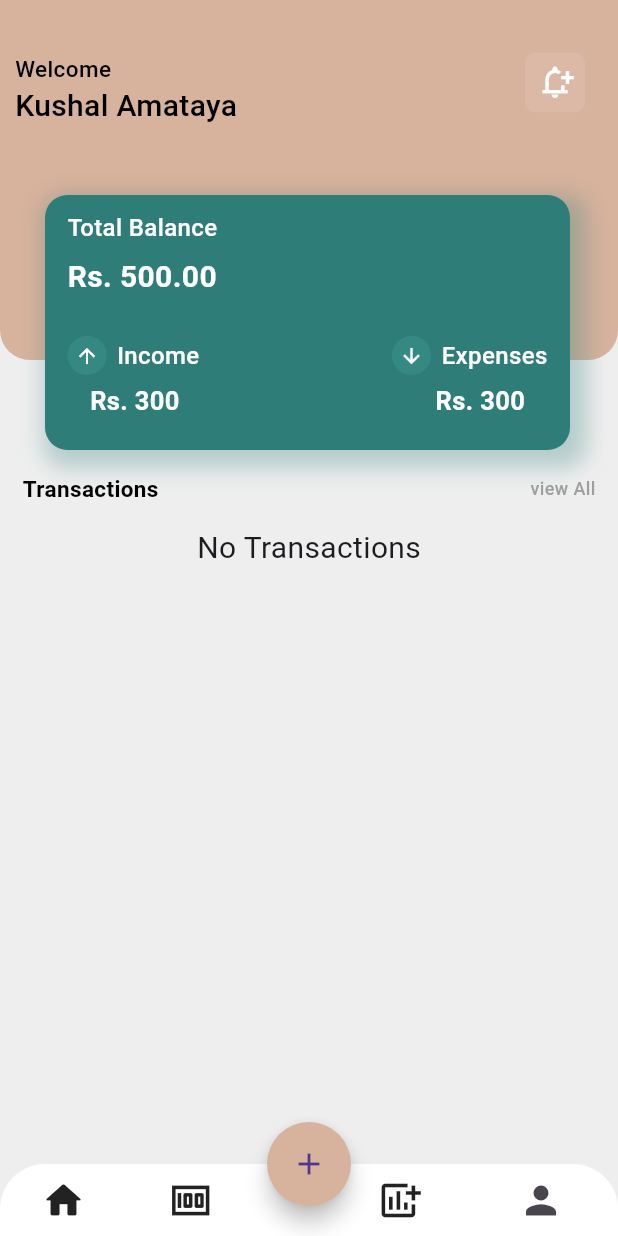
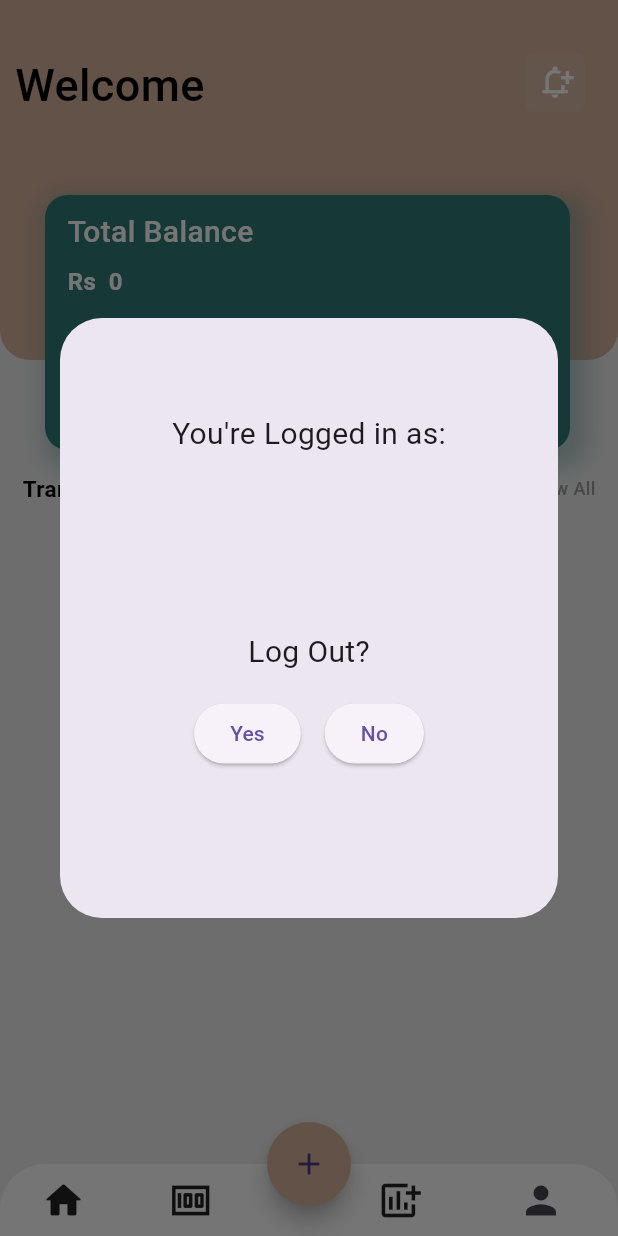
Before and after one commit to KushalAmatya/Finance_Tracker, a Flutter app: the Home screen opened directly, after a tap on the "person" icon, on a phone screen of 412 x 824 dp. Run offline on Flutter 3.47's test engine with Material 3 defaults, Android fonts, the phone set to English and light mode, and no system bars; our stand-ins replace animate_do, cloud_firestore, firebase_auth, firebase_core, toastification; missing offline and left inert: dart:js_interop; accounts and stored records are empty.

Commit message:
Sort by amount and date done, Total balance done

```diff
--- a/lib/Home.dart
+++ b/lib/Home.dart
@@ -11,99 +11,139 @@ import 'package:flutter/material.dart';
 import 'package:flutter/widgets.dart';
 import 'package:intl/intl.dart';
 
-class Home extends StatelessWidget {
+class Home extends StatefulWidget {
   Home({super.key});
 
+  @override
+  State<Home> createState() => _HomeState();
+}
+
+class _HomeState extends State<Home> {
   final user = FirebaseAuth.instance.currentUser!;
+  int totalIncome = 0;
+  int totalExpense = 0;
+  int flag = 0;
+  bool sortby = true;
   final DatabaseService _dbservice = DatabaseService();
+  initState() {
+    super.initState();
+    totalIncome = 0;
+    totalExpense = 0;
+    // Call a method to calculate totals when the widget initializes
+    calculateTotals();
+  }
 
+  // Method to calculate totalIncome and totalExpense
+  void calculateTotals() async {
+    // Get the transactions
+    QuerySnapshot transactions = await _dbservice.getTransactions().first;
+
+    // Loop through the transactions
+    for (var transaction in transactions.docs) {
+      Transactions t = transaction.data() as Transactions;
+
+      // Check if the transaction belongs to the current user
+      if (t.uid == user.uid) {
+        if (t.type == "Income") {
+          totalIncome += t.amount;
+        } else {
+          totalExpense += t.amount;
+        }
+      }
+
+      // Update the state to reflect changes
+      setState(() {});
+    }
+  }
+
+  // int calcIncome(){
   void signUserOut() {
     FirebaseAuth.instance.signOut();
   }
 
-  // void logOut(BuildContext context) {
-  //   showDialog(
-  //       // Remove the 'context' argument
-  //       context: context,
-  //       builder: (context) {
-  //         return Dialog(
-  //           child: Container(
-  //             height: 400,
-  //             width: 350,
-  //             child: Column(
-  //               children: [
-  //                 Expanded(
-  //                   child: Row(
-  //                     mainAxisAlignment: MainAxisAlignment.center,
-  //                     children: [
-  //                       Column(
-  //                           mainAxisAlignment: MainAxisAlignment.center,
-  //                           children: [
-  //                             Padding(
-  //                               padding: const EdgeInsets.all(8.0),
-  //                               child: Text(
-  //                                 "You're Logged in as:",
-  //                                 style: TextStyle(fontSize: 20),
-  //                               ),
-  //                             ),
-  //                             Padding(
-  //                               padding: const EdgeInsets.all(8.0),
-  //                               child: Text(
-  //                                 user.email!,
-  //                                 style: TextStyle(fontSize: 20),
-  //                               ),
-  //                             ),
-  //                           ])
-  //                     ],
-  //                   ),
-  //                 ),
-  //                 Expanded(
-  //                   child: Row(
-  //                     mainAxisAlignment: MainAxisAlignment.center,
-  //                     children: [
-  //                       Column(
-  //                         children: [
-  //                           Padding(
-  //                             padding: const EdgeInsets.all(8.0),
-  //                             child: Text(
-  //                               "Log Out?",
-  //                               style: TextStyle(fontSize: 20),
-  //                             ),
-  //                           ),
-  //                           Row(
-  //                             children: [
-  //                               Padding(
-  //                                 padding: const EdgeInsets.all(8.0),
-  //                                 child: ElevatedButton(
-  //                                   onPressed: () {
-  //                                     signUserOut();
-  //                                     Navigator.pop(context);
-  //                                   },
-  //                                   child: Text("Yes"),
-  //                                 ),
-  //                               ),
-  //                               Padding(
-  //                                 padding: const EdgeInsets.all(8.0),
-  //                                 child: ElevatedButton(
-  //                                   onPressed: () {
-  //                                     Navigator.pop(context);
-  //                                   },
-  //                                   child: Text("No"),
-  //                                 ),
-  //                               ),
-  //                             ],
-  //                           ),
-  //                         ],
-  //                       ),
-  //                     ],
-  //                   ),
-  //                 ),
-  //               ],
-  //             ),
-  //           ),
-  //         );
-  //       });
-  // }
+  void logOut(BuildContext context) {
+    showDialog(
+        // Remove the 'context' argument
+        context: context,
+        builder: (context) {
+          return Dialog(
+            child: Container(
+              height: 400,
+              width: 350,
+              child: Column(
+                children: [
+                  Expanded(
+                    child: Row(
+                      mainAxisAlignment: MainAxisAlignment.center,
+                      children: [
+                        Column(
+                            mainAxisAlignment: MainAxisAlignment.center,
+                            children: [
+                              Padding(
+                                padding: const EdgeInsets.all(8.0),
+                                child: Text(
+                                  "You're Logged in as:",
+                                  style: TextStyle(fontSize: 20),
+                                ),
+                              ),
+                              Padding(
+                                padding: const EdgeInsets.all(8.0),
+                                child: Text(
+                                  user.email!,
+                                  style: TextStyle(fontSize: 20),
+                                ),
+                              ),
+                            ])
+                      ],
+                    ),
+                  ),
+                  Expanded(
+                    child: Row(
+                      mainAxisAlignment: MainAxisAlignment.center,
+                      children: [
+                        Column(
+                          children: [
+                            Padding(
+                              padding: const EdgeInsets.all(8.0),
+                              child: Text(
+                                "Log Out?",
+                                style: TextStyle(fontSize: 20),
+                              ),
+                            ),
+                            Row(
+                              children: [
+                                Padding(
+                                  padding: const EdgeInsets.all(8.0),
+                                  child: ElevatedButton(
+                                    onPressed: () {
+                                      signUserOut();
+                                      Navigator.pop(context);
+                                    },
+                                    child: Text("Yes"),
+                                  ),
+                                ),
+                                Padding(
+                                  padding: const EdgeInsets.all(8.0),
+                                  child: ElevatedButton(
+                                    onPressed: () {
+                                      Navigator.pop(context);
+                                    },
+                                    child: Text("No"),
+                                  ),
+                                ),
+                              ],
+                            ),
+                          ],
+                        ),
+                      ],
+                    ),
+                  ),
+                ],
+              ),
+            ),
+          );
+        });
+  }
 
   @override
   Widget build(BuildContext context) {
@@ -111,15 +151,6 @@ class Home extends StatelessWidget {
     double leftPosition = screenWidth * 0.2;
     return Scaffold(
         backgroundColor: Colors.grey[200],
-        // appBar: AppBar(
-        //   leading: Icon(Icons.trending_up_rounded, size: 40),
-        //   backgroundColor: Color.fromRGBO(215, 178, 157, 1),
-        //   actions: [
-        //     Text(user.email!),
-        //     IconButton(
-        //         onPressed: signUserOut, icon: Icon(Icons.logout, size: 40))
-        //   ],
-        // ),
         bottomNavigationBar: SafeArea(
           child: Container(
             // padding: EdgeInsets.all(12),
@@ -139,7 +170,9 @@ class Home extends StatelessWidget {
                 ),
                 Icon(Icons.add_chart, size: 30),
                 IconButton(
-                  onPressed: () {},
+                  onPressed: () {
+                    logOut(context);
+                  },
                   icon: Icon(Icons.person, size: 30),
                   // Icon(Icons.account_circle, size: 40),
                 )
@@ -149,12 +182,23 @@ class Home extends StatelessWidget {
         ),
         floatingActionButtonLocation: FloatingActionButtonLocation.centerDocked,
         floatingActionButton: FloatingActionButton(
-          onPressed: () {
+          onPressed: () async {
             // print("hellp");
-            Navigator.push(
+
+            final trans = await Navigator.push(
               context,
               MaterialPageRoute(builder: (context) => addItem()),
-            );
+            ) as int?;
+
+            setState(() {
+              if (trans != null) {
+                totalIncome = 0;
+                totalExpense = 0;
+                // flag = 1;
+                // totalIncome += trans ?? 0;
+                calculateTotals();
+              }
+            });
           },
           shape: CircleBorder(),
           backgroundColor: Color.fromRGBO(215, 178, 157, 1),
@@ -171,7 +215,7 @@ class Home extends StatelessWidget {
                     SliverToBoxAdapter(
                       child: SizedBox(
                         height: 300,
-                        child: head(),
+                        child: _Header(context, totalIncome, totalExpense),
                       ),
                     ),
                     SliverToBoxAdapter(
@@ -220,7 +264,12 @@ class Home extends StatelessWidget {
                 child: CustomScrollView(
                   slivers: [
                     SliverToBoxAdapter(
-                      child: SizedBox(height: 300, child: head()),
+                      child: SizedBox(
+                          height: 300,
+                          child: _Header(context, totalIncome,
+                              totalExpense) //Header(totalIncome: totalIncome),
+
+                          ),
                     ),
                     SliverToBoxAdapter(
                       child: Padding(
@@ -236,12 +285,15 @@ class Home extends StatelessWidget {
                                   fontWeight: FontWeight.bold,
                                   color: Colors.black),
                             ),
-                            Text(
-                              "view All",
-                              style: TextStyle(
-                                  fontSize: 12,
-                                  fontWeight: FontWeight.w500,
-                                  color: Colors.grey),
+                            TextButton.icon(
+                              icon: RotatedBox(
+                                  quarterTurns: 1,
+                                  child: Icon(Icons.compare_arrows)),
+                              label: Text(
+                                  sortby ? 'Sort by Date' : 'Sort by Amount'),
+                              onPressed: () => setState(() {
+                                sortby = !sortby;
+                              }),
                             ),
                           ],
                         ),
@@ -251,7 +303,17 @@ class Home extends StatelessWidget {
                         delegate: SliverChildBuilderDelegate(
                       (context, index) {
                         Transactions transaction = transactions[index].data();
+                        if (sortby) {
+                          transactions.sort(
+                              (a, b) => b['created'].compareTo(a['created']));
+                        } else {
+                          transactions.sort(
+                              (a, b) => b['amount'].compareTo(a['amount']));
+                        }
 
+                        if (transaction.uid != user.uid) {
+                          return SizedBox.shrink(); // Skip this transaction
+                        }
                         return ListTile(
                             leading: ClipRRect(
                               borderRadius: BorderRadius.circular(5),
@@ -271,16 +333,20 @@ class Home extends StatelessWidget {
                                   fontSize: 12),
                             ),
                             trailing: Text(
-                            transaction.amount.toString(),
+                              transaction.type == "Income"
+                                  ? "+ " + transaction.amount.toString()
+                                  : "- " + transaction.amount.toString(),
                               style: TextStyle(
                                 fontWeight: FontWeight.w600,
                                 fontSize: 15,
-                                color: Colors.red),
+                                color: transaction.type == "Income"
+                                    ? Colors.green
+                                    : Colors.red,
                               ),
-                        );
+                            ));
                       },
                       childCount: transactions.length,
-                    ))
+                    )),
                   ],
                 ),
               );
@@ -288,7 +354,7 @@ class Home extends StatelessWidget {
   }
 }
 
-Widget head() {
+Widget _Header(BuildContext context, int totalIncome, int totalExpense) {
   return Stack(
     children: [
       Column(
@@ -328,13 +394,14 @@ Widget head() {
                       Text(
                         "Welcome",
                         style: TextStyle(
-                          fontSize: 15,
+                          fontSize: 30,
                           fontWeight: FontWeight.w500,
                           color: Colors.black,
                         ),
                       ),
                       Text(
-                        "Kushal Amataya",
+                        FirebaseAuth.instance.currentUser!.displayName ??
+                            "User",
                         style: TextStyle(
                           fontSize: 20,
                           fontWeight: FontWeight.w500,
@@ -378,7 +445,7 @@ Widget head() {
                       Text(
                         "Total Balance",
                         style: TextStyle(
-                          fontSize: 16,
+                          fontSize: 20,
                           fontWeight: FontWeight.w500,
                           color: Colors.white,
                         ),
@@ -394,9 +461,9 @@ Widget head() {
                   child: Row(
                     children: [
                       Text(
-                        "Rs. 500.00",
+                        "Rs  ${(totalIncome - totalExpense).toString()}",
                         style: TextStyle(
-                          fontSize: 20,
+                          fontSize: 16,
                           fontWeight: FontWeight.bold,
                           color: Colors.white,
                         ),
@@ -472,14 +539,14 @@ Widget head() {
                     mainAxisAlignment: MainAxisAlignment.spaceBetween,
                     children: [
                       Text(
-                        "Rs. 300",
+                        totalIncome.toString(),
                         style: TextStyle(
                             color: Colors.white,
                             fontWeight: FontWeight.bold,
                             fontSize: 17),
                       ),
                       Text(
-                        "Rs. 300",
+                        totalExpense.toString(),
                         style: TextStyle(
                             color: Colors.white,
                             fontWeight: FontWeight.bold,
@@ -496,3 +563,8 @@ Widget head() {
     ],
   );
 }
+
+
+// Widget head() {
+//   return
+// }
--- a/lib/authscreen/login.dart
+++ b/lib/authscreen/login.dart
@@ -1,10 +1,12 @@
 // ignore_for_file: prefer_const_constructors, prefer_const_literals_to_create_immutables
 
 import 'package:animate_do/animate_do.dart';
+import 'package:finance_tracker/app/flashmessage.dart';
 import 'package:firebase_auth/firebase_auth.dart';
 import 'package:flutter/cupertino.dart';
 import 'package:flutter/material.dart';
 import 'package:finance_tracker/authscreen/signup.dart';
+import 'package:toastification/toastification.dart';
 
 class LoginPage extends StatefulWidget {
   final Function? toggleView;
@@ -37,8 +39,12 @@ class _LoginPageState extends State<LoginPage> {
       print(e.code + "this is code");
       print(e.message);
       if (e.code == 'user-not-found') {
+        FlashMessage.show(context,
+            message: "No user found for that email.", isSuccess: false);
         print('No user found for that email.');
       } else if (e.code == 'invalid-credential') {
+        FlashMessage.show(context,
+            message: "Invalid Credential.", isSuccess: false);
         print('Wrong password provided for that user.');
       }
     }
--- a/lib/authscreen/signup.dart
+++ b/lib/authscreen/signup.dart
@@ -37,9 +37,11 @@ class _SignupPageState extends State<SignupPage> {
       String cpass = confirmpasswordController.text.toString().trim();
 
       if (cpass == pass) {
-        await FirebaseAuth.instance
+        UserCredential credential = await FirebaseAuth.instance
             .createUserWithEmailAndPassword(email: email, password: pass);
         //on sign up navigate to home page
+        await credential.user!
+            .updateDisplayName(email.substring(0, email.indexOf('@')));
       } else {
         print("not matching");
       }
```
Also changed, not shown: lib/app/flashmessage.dart (added, +15 -0 lines), lib/screens/addTransaction.dart (+5 -25 lines). Lines whose indentation alone changed are shown as unchanged.
